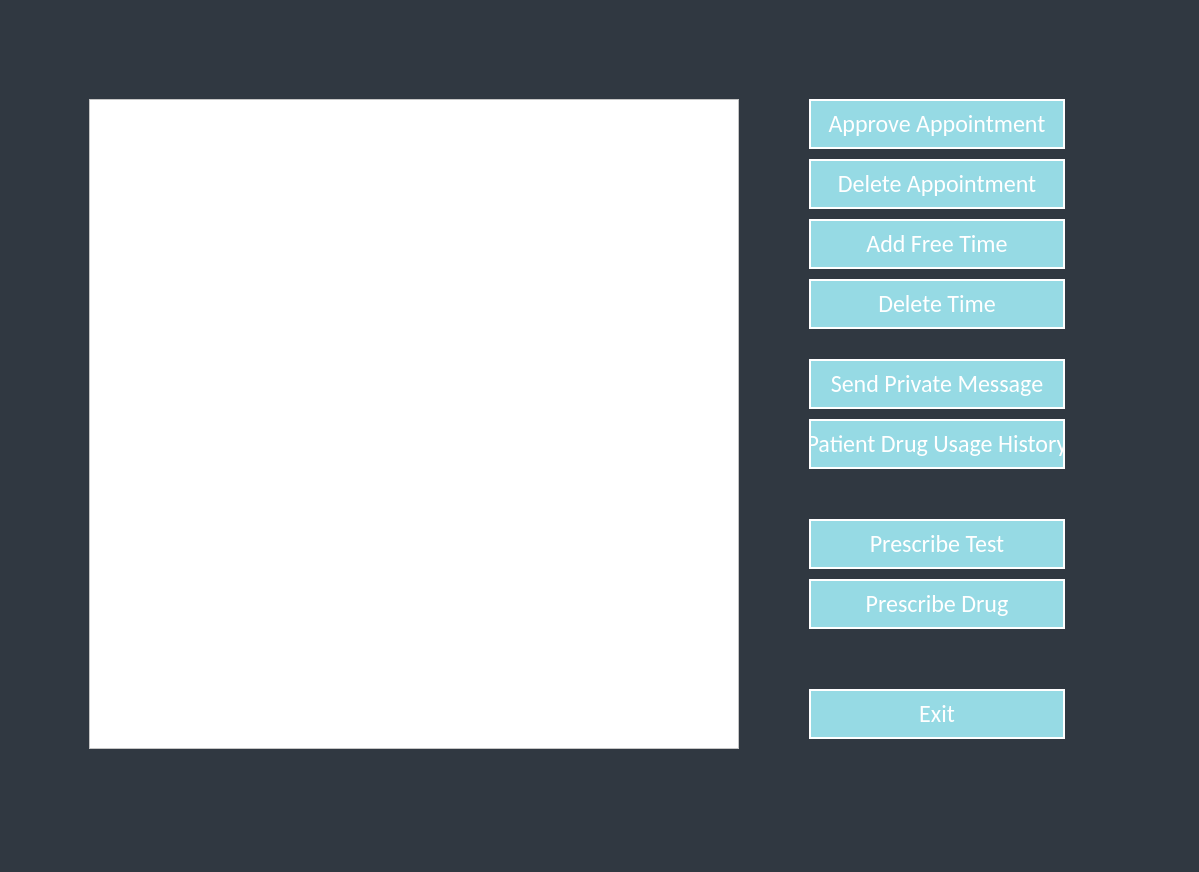
First picture: the form in Hospital_Management.ui, repository Galiold/Hospital-Management, before the edit.
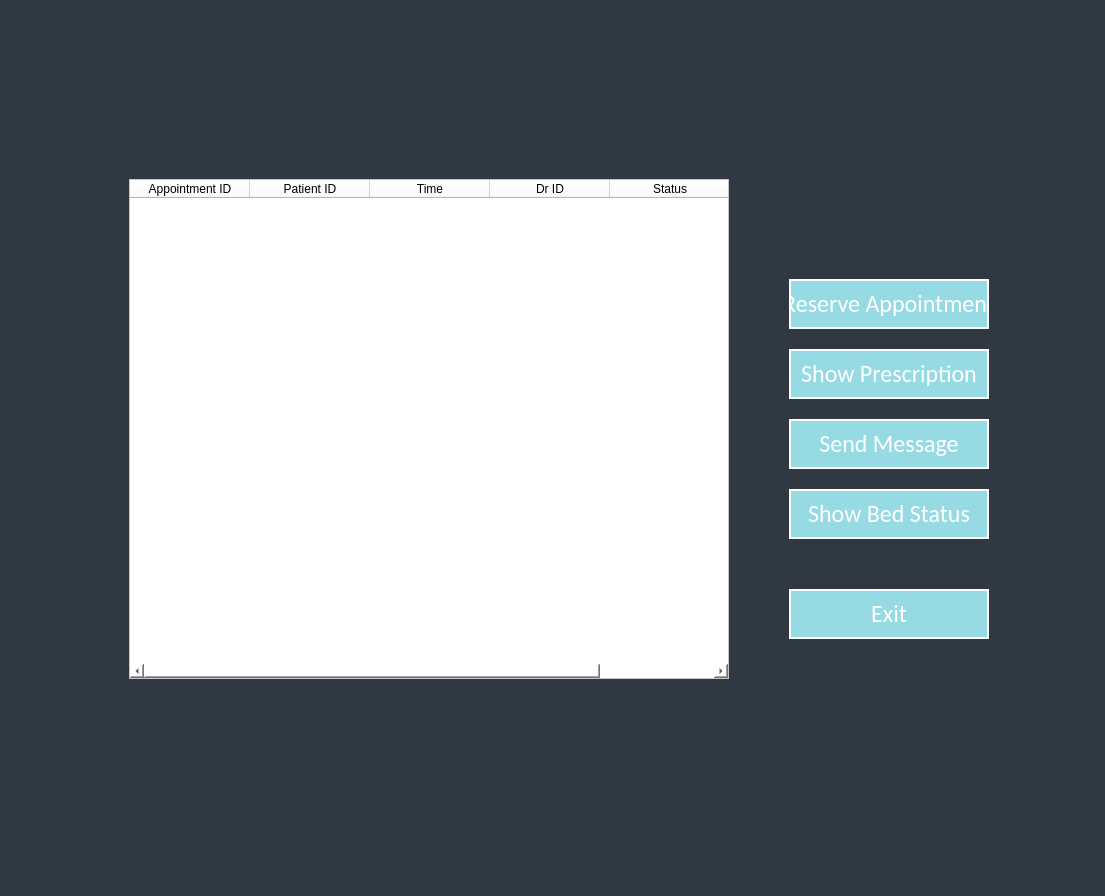
Second picture: the form after the edit. The open tabs and pages were chosen to show the change.

What changed in the file:
```diff
--- a/Hospital_Management.ui
+++ b/Hospital_Management.ui
@@ -6,8 +6,8 @@
    <rect>
     <x>0</x>
     <y>0</y>
-    <width>1199</width>
-    <height>872</height>
+    <width>1105</width>
+    <height>896</height>
    </rect>
   </property>
   <property name="windowTitle">
@@ -1455,7 +1455,7 @@
         <property name="geometry">
          <rect>
           <x>800</x>
-          <y>410</y>
+          <y>400</y>
           <width>256</width>
           <height>50</height>
          </rect>
@@ -1505,7 +1505,7 @@
         <property name="geometry">
          <rect>
           <x>800</x>
-          <y>350</y>
+          <y>610</y>
           <width>256</width>
           <height>50</height>
          </rect>
@@ -1554,10 +1554,10 @@
        <widget class="QTableWidget" name="dr_appmnts_table">
         <property name="geometry">
          <rect>
-          <x>80</x>
-          <y>90</y>
-          <width>650</width>
-          <height>650</height>
+          <x>100</x>
+          <y>170</y>
+          <width>600</width>
+          <height>500</height>
          </rect>
         </property>
         <property name="sizePolicy">
@@ -1568,22 +1568,86 @@
         </property>
         <property name="minimumSize">
          <size>
-          <width>650</width>
-          <height>650</height>
+          <width>600</width>
+          <height>500</height>
+         </size>
+        </property>
+        <property name="maximumSize">
+         <size>
+          <width>600</width>
+          <height>500</height>
          </size>
         </property>
         <property name="styleSheet">
          <string notr="true">background-color: white;</string>
         </property>
+        <property name="horizontalScrollBarPolicy">
+         <enum>Qt::ScrollBarAlwaysOff</enum>
+        </property>
         <property name="sizeAdjustPolicy">
-         <enum>QAbstractScrollArea::AdjustToContents</enum>
+         <enum>QAbstractScrollArea::AdjustToContentsOnFirstShow</enum>
         </property>
+        <property name="alternatingRowColors">
+         <bool>true</bool>
+        </property>
+        <property name="sortingEnabled">
+         <bool>true</bool>
+        </property>
+        <attribute name="horizontalHeaderCascadingSectionResizes">
+         <bool>true</bool>
+        </attribute>
+        <attribute name="horizontalHeaderDefaultSectionSize">
+         <number>120</number>
+        </attribute>
+        <attribute name="horizontalHeaderMinimumSectionSize">
+         <number>30</number>
+        </attribute>
+        <attribute name="horizontalHeaderShowSortIndicator" stdset="0">
+         <bool>true</bool>
+        </attribute>
+        <attribute name="horizontalHeaderStretchLastSection">
+         <bool>true</bool>
+        </attribute>
+        <attribute name="verticalHeaderVisible">
+         <bool>false</bool>
+        </attribute>
+        <attribute name="verticalHeaderStretchLastSection">
+         <bool>false</bool>
+        </attribute>
+        <column>
+         <property name="text">
+          <string>Appointment ID</string>
+         </property>
+         <property name="textAlignment">
+          <set>AlignCenter</set>
+         </property>
+        </column>
+        <column>
+         <property name="text">
+          <string>PatientID</string>
+         </property>
+        </column>
+        <column>
+         <property name="text">
+          <string>Time</string>
+         </property>
+        </column>
+        <column>
+         <property name="text">
+          <string>Dr ID</string>
+         </property>
+        </column>
+        <column>
+         <property name="text">
+          <string>Status</string>
+         </property>
+        </column>
        </widget>
        <widget class="QPushButton" name="dr_exit_btn">
         <property name="geometry">
          <rect>
           <x>800</x>
-          <y>680</y>
+          <y>750</y>
           <width>256</width>
           <height>50</height>
          </rect>
@@ -1733,7 +1797,7 @@
         <property name="geometry">
          <rect>
           <x>800</x>
-          <y>570</y>
+          <y>340</y>
           <width>256</width>
           <height>50</height>
          </rect>
@@ -1783,7 +1847,7 @@
         <property name="geometry">
          <rect>
           <x>800</x>
-          <y>510</y>
+          <y>470</y>
           <width>256</width>
           <height>50</height>
          </rect>
@@ -1937,6 +2001,457 @@
         <property name="styleSheet">
          <string notr="true">background-color: white; color: black;</string>
         </property>
+        <property name="html">
+         <string>&lt;!DOCTYPE HTML PUBLIC &quot;-//W3C//DTD HTML 4.0//EN&quot; &quot;http://www.w3.org/TR/REC-html40/strict.dtd&quot;&gt;
+&lt;html&gt;&lt;head&gt;&lt;meta name=&quot;qrichtext&quot; content=&quot;1&quot; /&gt;&lt;style type=&quot;text/css&quot;&gt;
+p, li { white-space: pre-wrap; }
+&lt;/style&gt;&lt;/head&gt;&lt;body style=&quot; font-family:'.SF NS Text'; font-size:13pt; font-weight:400; font-style:normal;&quot;&gt;
+&lt;p style=&quot;-qt-paragraph-type:empty; margin-top:0px; margin-bottom:0px; margin-left:0px; margin-right:0px; -qt-block-indent:0; text-indent:0px; font-size:20pt;&quot;&gt;&lt;br /&gt;&lt;/p&gt;&lt;/body&gt;&lt;/html&gt;</string>
+        </property>
+        <property name="placeholderText">
+         <string>Reciever ID</string>
+        </property>
+       </widget>
+      </widget>
+      <widget class="QWidget" name="PatientPage">
+       <widget class="QPushButton" name="Patient_ReserveAppointment">
+        <property name="geometry">
+         <rect>
+          <x>780</x>
+          <y>270</y>
+          <width>200</width>
+          <height>50</height>
+         </rect>
+        </property>
+        <property name="sizePolicy">
+         <sizepolicy hsizetype="Fixed" vsizetype="Fixed">
+          <horstretch>0</horstretch>
+          <verstretch>0</verstretch>
+         </sizepolicy>
+        </property>
+        <property name="minimumSize">
+         <size>
+          <width>200</width>
+          <height>50</height>
+         </size>
+        </property>
+        <property name="font">
+         <font>
+          <family>Calibri</family>
+          <pointsize>18</pointsize>
+          <weight>50</weight>
+          <italic>false</italic>
+          <bold>false</bold>
+          <underline>false</underline>
+          <kerning>true</kerning>
+         </font>
+        </property>
+        <property name="styleSheet">
+         <string notr="true">QPushButton
+{
+	border: 2px solid #fff;
+	background-color: #96dae4;
+	color: #fff;
+}
+
+QPushButton:hover
+{
+	background-color: #FFF;
+	color: black;
+}</string>
+        </property>
+        <property name="text">
+         <string>Reserve Appointment</string>
+        </property>
+       </widget>
+       <widget class="QPushButton" name="P_ShowPrescription">
+        <property name="geometry">
+         <rect>
+          <x>780</x>
+          <y>340</y>
+          <width>200</width>
+          <height>50</height>
+         </rect>
+        </property>
+        <property name="sizePolicy">
+         <sizepolicy hsizetype="Fixed" vsizetype="Fixed">
+          <horstretch>0</horstretch>
+          <verstretch>0</verstretch>
+         </sizepolicy>
+        </property>
+        <property name="minimumSize">
+         <size>
+          <width>200</width>
+          <height>50</height>
+         </size>
+        </property>
+        <property name="font">
+         <font>
+          <family>Calibri</family>
+          <pointsize>18</pointsize>
+          <weight>50</weight>
+          <italic>false</italic>
+          <bold>false</bold>
+          <underline>false</underline>
+          <kerning>true</kerning>
+         </font>
+        </property>
+        <property name="styleSheet">
+         <string notr="true">QPushButton
+{
+	border: 2px solid #fff;
+	background-color: #96dae4;
+	color: #fff;
+}
+
+QPushButton:hover
+{
+	background-color: #FFF;
+	color: black;
+}</string>
+        </property>
+        <property name="text">
+         <string>Show Prescription</string>
+        </property>
+       </widget>
+       <widget class="QPushButton" name="P_SendMessage">
+        <property name="geometry">
+         <rect>
+          <x>780</x>
+          <y>410</y>
+          <width>200</width>
+          <height>50</height>
+         </rect>
+        </property>
+        <property name="sizePolicy">
+         <sizepolicy hsizetype="Fixed" vsizetype="Fixed">
+          <horstretch>0</horstretch>
+          <verstretch>0</verstretch>
+         </sizepolicy>
+        </property>
+        <property name="minimumSize">
+         <size>
+          <width>200</width>
+          <height>50</height>
+         </size>
+        </property>
+        <property name="font">
+         <font>
+          <family>Calibri</family>
+          <pointsize>18</pointsize>
+          <weight>50</weight>
+          <italic>false</italic>
+          <bold>false</bold>
+          <underline>false</underline>
+          <kerning>true</kerning>
+         </font>
+        </property>
+        <property name="styleSheet">
+         <string notr="true">QPushButton
+{
+	border: 2px solid #fff;
+	background-color: #96dae4;
+	color: #fff;
+}
+
+QPushButton:hover
+{
+	background-color: #FFF;
+	color: black;
+}</string>
+        </property>
+        <property name="text">
+         <string>Send Message</string>
+        </property>
+       </widget>
+       <widget class="QPushButton" name="P_Exit">
+        <property name="geometry">
+         <rect>
+          <x>780</x>
+          <y>580</y>
+          <width>200</width>
+          <height>50</height>
+         </rect>
+        </property>
+        <property name="sizePolicy">
+         <sizepolicy hsizetype="Fixed" vsizetype="Fixed">
+          <horstretch>0</horstretch>
+          <verstretch>0</verstretch>
+         </sizepolicy>
+        </property>
+        <property name="minimumSize">
+         <size>
+          <width>200</width>
+          <height>50</height>
+         </size>
+        </property>
+        <property name="font">
+         <font>
+          <family>Calibri</family>
+          <pointsize>18</pointsize>
+          <weight>50</weight>
+          <italic>false</italic>
+          <bold>false</bold>
+          <underline>false</underline>
+          <kerning>true</kerning>
+         </font>
+        </property>
+        <property name="styleSheet">
+         <string notr="true">QPushButton
+{
+	border: 2px solid #fff;
+	background-color: #96dae4;
+	color: #fff;
+}
+
+QPushButton:hover
+{
+	background-color: #FFF;
+	color: black;
+}</string>
+        </property>
+        <property name="text">
+         <string>Exit</string>
+        </property>
+       </widget>
+       <widget class="QTableWidget" name="P_AppointmentsTable">
+        <property name="geometry">
+         <rect>
+          <x>120</x>
+          <y>170</y>
+          <width>600</width>
+          <height>500</height>
+         </rect>
+        </property>
+        <property name="sizePolicy">
+         <sizepolicy hsizetype="Fixed" vsizetype="Fixed">
+          <horstretch>0</horstretch>
+          <verstretch>0</verstretch>
+         </sizepolicy>
+        </property>
+        <property name="minimumSize">
+         <size>
+          <width>600</width>
+          <height>500</height>
+         </size>
+        </property>
+        <property name="maximumSize">
+         <size>
+          <width>600</width>
+          <height>500</height>
+         </size>
+        </property>
+        <property name="styleSheet">
+         <string notr="true">background-color: white;</string>
+        </property>
+        <property name="alternatingRowColors">
+         <bool>true</bool>
+        </property>
+        <attribute name="horizontalHeaderDefaultSectionSize">
+         <number>120</number>
+        </attribute>
+        <attribute name="horizontalHeaderShowSortIndicator" stdset="0">
+         <bool>true</bool>
+        </attribute>
+        <attribute name="verticalHeaderVisible">
+         <bool>false</bool>
+        </attribute>
+        <column>
+         <property name="text">
+          <string>Appointment ID</string>
+         </property>
+        </column>
+        <column>
+         <property name="text">
+          <string>Patient ID</string>
+         </property>
+        </column>
+        <column>
+         <property name="text">
+          <string>Time</string>
+         </property>
+        </column>
+        <column>
+         <property name="text">
+          <string>Dr ID</string>
+         </property>
+        </column>
+        <column>
+         <property name="text">
+          <string>Status</string>
+         </property>
+        </column>
+       </widget>
+       <widget class="QPushButton" name="P_ShowBedInfo">
+        <property name="enabled">
+         <bool>true</bool>
+        </property>
+        <property name="geometry">
+         <rect>
+          <x>780</x>
+          <y>480</y>
+          <width>200</width>
+          <height>50</height>
+         </rect>
+        </property>
+        <property name="sizePolicy">
+         <sizepolicy hsizetype="Fixed" vsizetype="Fixed">
+          <horstretch>0</horstretch>
+          <verstretch>0</verstretch>
+         </sizepolicy>
+        </property>
+        <property name="minimumSize">
+         <size>
+          <width>200</width>
+          <height>50</height>
+         </size>
+        </property>
+        <property name="font">
+         <font>
+          <family>Calibri</family>
+          <pointsize>18</pointsize>
+          <weight>50</weight>
+          <italic>false</italic>
+          <bold>false</bold>
+          <underline>false</underline>
+          <kerning>true</kerning>
+         </font>
+        </property>
+        <property name="styleSheet">
+         <string notr="true">QPushButton
+{
+	border: 2px solid #fff;
+	background-color: #96dae4;
+	color: #fff;
+}
+
+QPushButton:hover
+{
+	background-color: #FFF;
+	color: black;
+}</string>
+        </property>
+        <property name="text">
+         <string>Show Bed Status</string>
+        </property>
+       </widget>
+      </widget>
+      <widget class="QWidget" name="LabPage">
+       <widget class="QTableWidget" name="Lab_Table">
+        <property name="geometry">
+         <rect>
+          <x>130</x>
+          <y>170</y>
+          <width>600</width>
+          <height>500</height>
+         </rect>
+        </property>
+        <property name="sizePolicy">
+         <sizepolicy hsizetype="Fixed" vsizetype="Fixed">
+          <horstretch>0</horstretch>
+          <verstretch>0</verstretch>
+         </sizepolicy>
+        </property>
+        <property name="minimumSize">
+         <size>
+          <width>600</width>
+          <height>500</height>
+         </size>
+        </property>
+        <property name="maximumSize">
+         <size>
+          <width>600</width>
+          <height>500</height>
+         </size>
+        </property>
+        <property name="styleSheet">
+         <string notr="true">background-color: white;</string>
+        </property>
+        <property name="alternatingRowColors">
+         <bool>true</bool>
+        </property>
+        <attribute name="horizontalHeaderCascadingSectionResizes">
+         <bool>true</bool>
+        </attribute>
+        <attribute name="horizontalHeaderDefaultSectionSize">
+         <number>150</number>
+        </attribute>
+        <attribute name="horizontalHeaderShowSortIndicator" stdset="0">
+         <bool>true</bool>
+        </attribute>
+        <attribute name="verticalHeaderVisible">
+         <bool>false</bool>
+        </attribute>
+        <column>
+         <property name="text">
+          <string>Test ID</string>
+         </property>
+        </column>
+        <column>
+         <property name="text">
+          <string>Dr ID</string>
+         </property>
+        </column>
+        <column>
+         <property name="text">
+          <string>Patient ID</string>
+         </property>
+        </column>
+        <column>
+         <property name="text">
+          <string>Result</string>
+         </property>
+        </column>
+       </widget>
+       <widget class="QPushButton" name="lab_send_result_btn">
+        <property name="geometry">
+         <rect>
+          <x>790</x>
+          <y>430</y>
+          <width>200</width>
+          <height>50</height>
+         </rect>
+        </property>
+        <property name="sizePolicy">
+         <sizepolicy hsizetype="Fixed" vsizetype="Fixed">
+          <horstretch>0</horstretch>
+          <verstretch>0</verstretch>
+         </sizepolicy>
+        </property>
+        <property name="minimumSize">
+         <size>
+          <width>200</width>
+          <height>50</height>
+         </size>
+        </property>
+        <property name="font">
+         <font>
+          <family>Calibri</family>
+          <pointsize>18</pointsize>
+          <weight>50</weight>
+          <italic>false</italic>
+          <bold>false</bold>
+          <underline>false</underline>
+          <kerning>true</kerning>
+         </font>
+        </property>
+        <property name="styleSheet">
+         <string notr="true">QPushButton
+{
+	border: 2px solid #fff;
+	background-color: #96dae4;
+	color: #fff;
+}
+
+QPushButton:hover
+{
+	background-color: #FFF;
+	color: black;
+}</string>
+        </property>
+        <property name="text">
+         <string>Set Diagnose Report</string>
+        </property>
        </widget>
       </widget>
      </widget>
```
Left out of the diff: 177 changed lines with no effect on the pictures.
